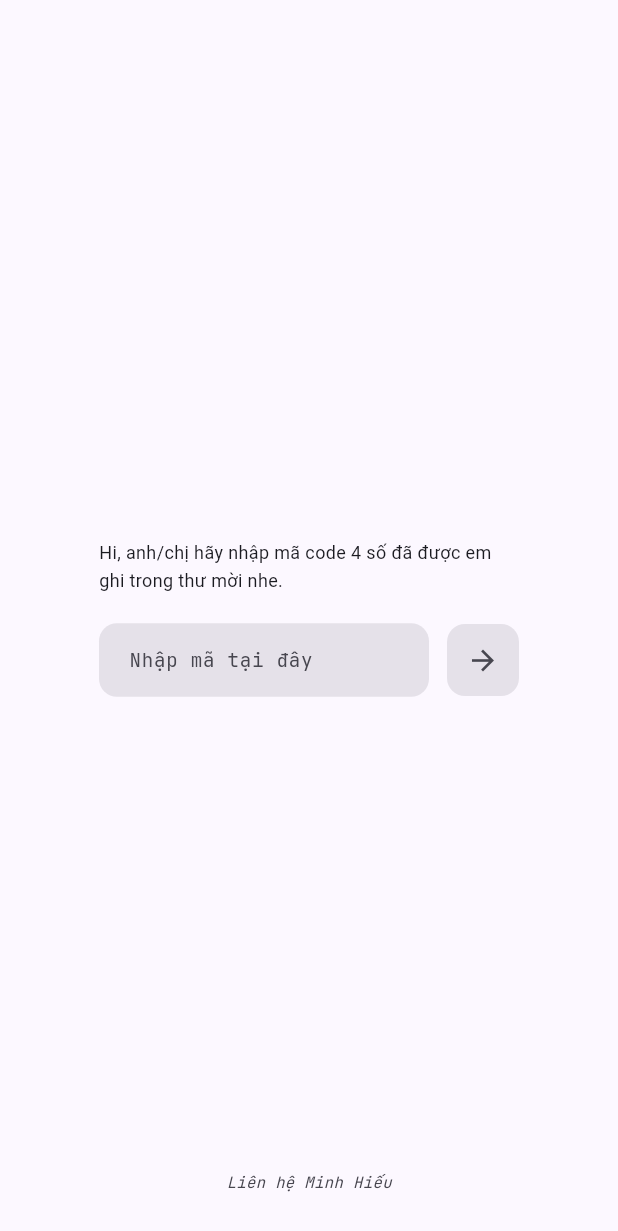
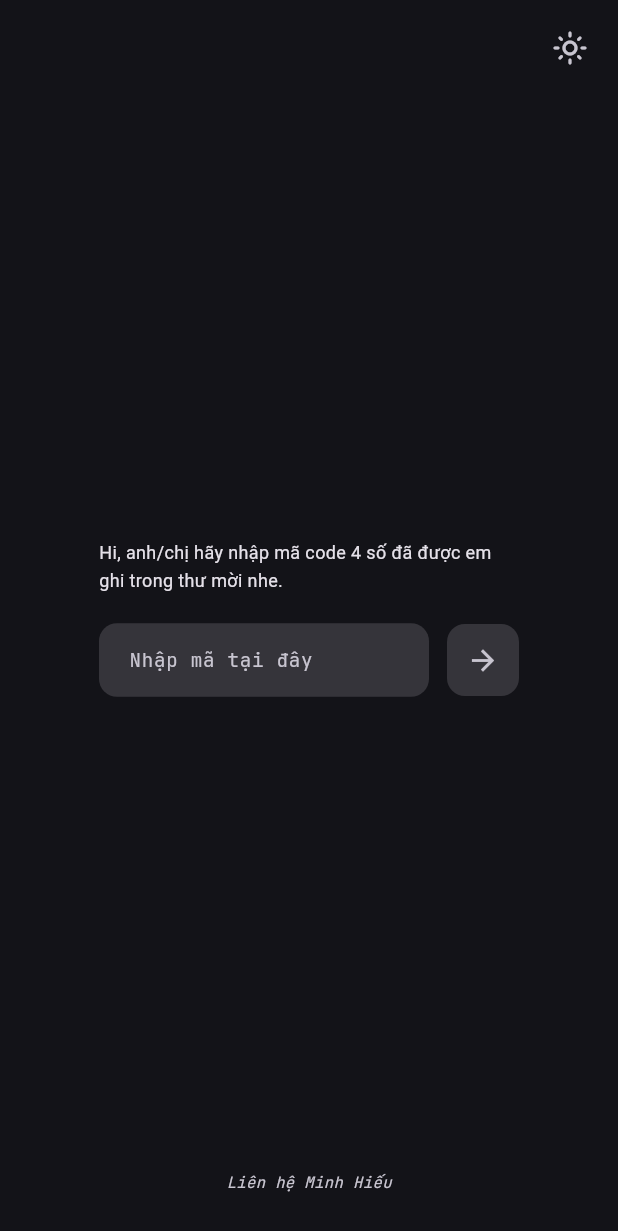
Before and after one commit to CamenRyder/graduate_93, a Flutter app: the screen it shows after launch, on a phone screen of 412 x 824 dp. Shown: the top 1231 px of the screen. Run offline on Flutter 3.47's test engine with Material 3 defaults, Android fonts, the phone set to English and light mode, and no system bars; our stand-ins replace cloud_firestore, firebase_auth, firebase_core, go_router, shared_preferences; accounts and stored records are empty; statements that could not run were skipped.

Commit message:
update theme mode

```diff
--- a/lib/pages/auth_page.dart
+++ b/lib/pages/auth_page.dart
@@ -5,6 +5,7 @@ import 'package:go_router/go_router.dart';
 import '../models/app_user.dart';
 import '../services/firestore_service.dart';
 import '../services/guest_cache.dart';
+import '../widgets/theme_toggle_button.dart';
 import '../widgets/typing_text.dart';
 
 /// Trang xác thực khách mời (thiết kế tối giản, scale cho UI điện thoại).
@@ -156,6 +157,13 @@ class _AuthPageState extends State<AuthPage> {
       body: SafeArea(
         child: Stack(
           children: [
+            const Align(
+              alignment: Alignment.topRight,
+              child: Padding(
+                padding: EdgeInsets.all(8),
+                child: ThemeToggleButton(),
+              ),
+            ),
             Center(
               child: SingleChildScrollView(
                 padding: const EdgeInsets.symmetric(horizontal: 24),
```
Also changed, not shown: lib/controllers/theme_controller.dart (+4 -4 lines), lib/pages/admin_page.dart (+6 -1 lines), lib/pages/welcome_page.dart (+15 -1 lines).
